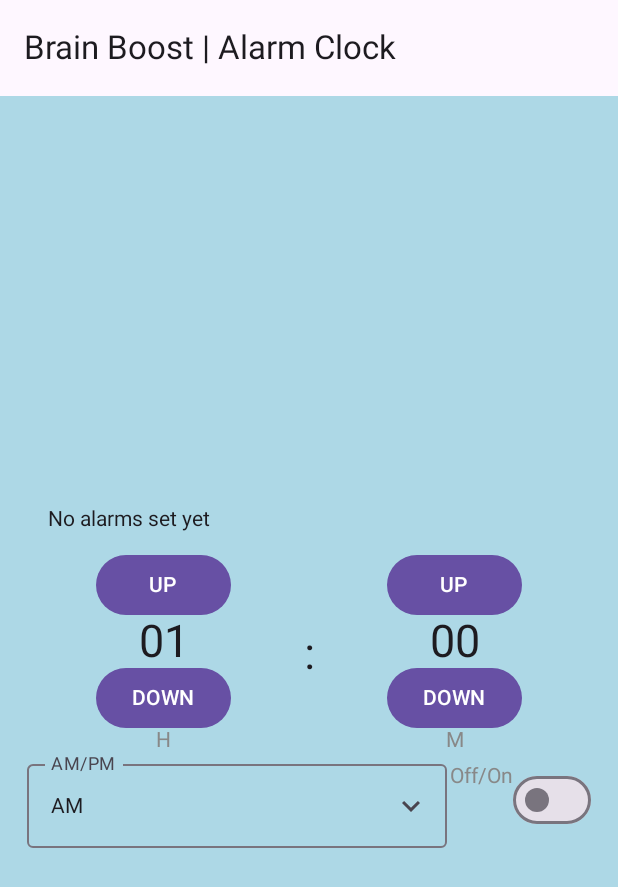
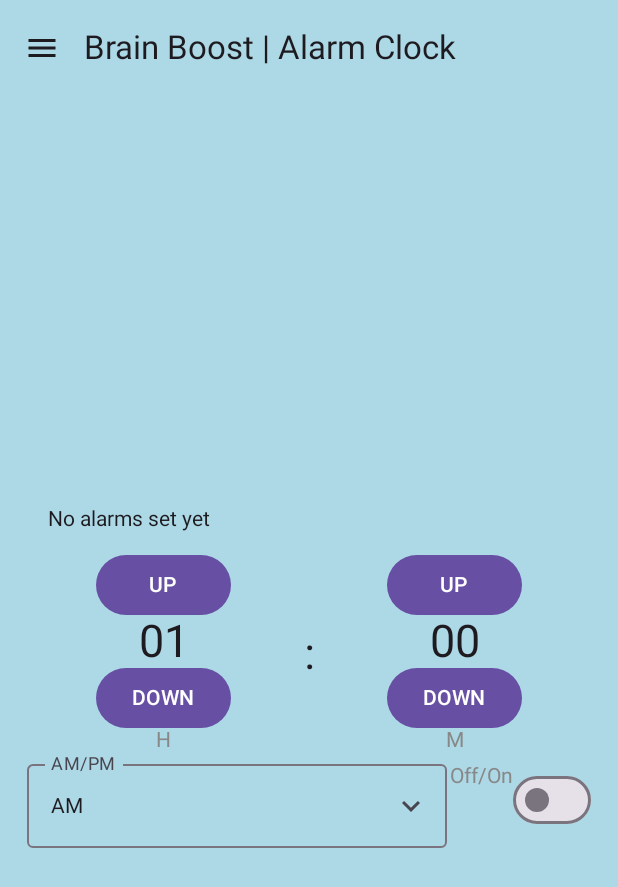
Before and after one commit to Brain-Boost/brain-boost, an Android app built with Jetpack Compose: the AlarmClock screen opened directly, with no data from a screen before it, on a phone screen of 412 x 824 dp. Shown: the top 887 px of the screen. Run offline under Robolectric (Android 15) with nearby library versions, the phone set to English and light mode, and no system bars; our stand-ins replace Room's generated code, livedata-compose.

Commit message:
Working Navigation Drawer UI. Working buttons next.

```diff
--- a/app/src/main/java/com/example/brainboost/AlarmPage.kt
+++ b/app/src/main/java/com/example/brainboost/AlarmPage.kt
@@ -15,6 +15,7 @@
 import androidx.compose.foundation.background
 import androidx.compose.foundation.clickable
 import androidx.compose.foundation.layout.Arrangement
+import androidx.compose.foundation.layout.Box
 import androidx.compose.foundation.layout.Column
 import androidx.compose.foundation.layout.PaddingValues
 import androidx.compose.foundation.layout.Row
@@ -24,13 +25,17 @@
 import androidx.compose.foundation.layout.padding
 import androidx.compose.foundation.layout.size
 import androidx.compose.material.icons.Icons
+import androidx.compose.material.icons.filled.Home
 import androidx.compose.material.icons.filled.KeyboardArrowDown
 import androidx.compose.material.icons.filled.KeyboardArrowUp
+import androidx.compose.material.icons.filled.Menu
 import androidx.compose.material3.Button
+import androidx.compose.material3.DrawerState
 import androidx.compose.material3.DropdownMenu
 import androidx.compose.material3.DropdownMenuItem
 import androidx.compose.material3.ExperimentalMaterial3Api
 import androidx.compose.material3.Icon
+import androidx.compose.material3.IconButton
 import androidx.compose.material3.MaterialTheme
 import androidx.compose.material3.OutlinedTextField
 import androidx.compose.material3.Scaffold
@@ -43,6 +48,7 @@
 import androidx.compose.runtime.livedata.observeAsState
 import androidx.compose.runtime.mutableStateOf
 import androidx.compose.runtime.remember
+import androidx.compose.runtime.rememberCoroutineScope
 import androidx.compose.runtime.setValue
 import androidx.compose.ui.Alignment
 import androidx.compose.ui.Modifier
@@ -53,9 +59,13 @@
 import androidx.compose.ui.unit.dp
 import androidx.compose.ui.unit.sp
 import com.example.brainboost.database.entities.Alarm
+import com.example.brainboost.nav.FlexibleDrawer
+import com.example.brainboost.nav.NavigationItem
 import com.example.brainboost.ringer.AlarmReceiver
 import com.example.brainboost.ringer.AlarmRing
 import com.example.brainboost.ringer.AlarmViewModel
+import com.example.brainboost.ui.theme.Colors
+import kotlinx.coroutines.launch
 
 
 class AlarmClock : ComponentActivity() {
@@ -64,12 +74,51 @@
 
     override fun onCreate(savedInstanceState: Bundle?) {
         super.onCreate(savedInstanceState)
+        setContent {
+            val items = listOf(
+                NavigationItem("Home", Icons.Filled.Home),
+                // Add other items here...
+            )
+            val selectedItem = items.first()  // Logic to determine the selected item
 
-        setContent {
-            // AlarmClockApp() // Assuming you'll use this in the final version
-            AlarmClockDisplay(alarmViewModel)
+            FlexibleDrawer(items, selectedItem, onItemSelect = { item ->
+                // Handle item selection
+            }) { drawerState ->
+                AlarmContent(drawerState)
+            }
+        }
+    }
 
-        }
+    @OptIn(ExperimentalMaterial3Api::class)
+    @Composable
+    fun AlarmContent(drawerState: DrawerState) {
+        val coroutineScope = rememberCoroutineScope()
+
+        Scaffold(
+            topBar = {
+                TopAppBar(
+                    title = { Text("Brain Boost | Alarm Clock") },
+                    navigationIcon = {
+                        IconButton(onClick = {
+                            coroutineScope.launch {
+                                drawerState.open() // Open the drawer
+                            }
+                        }) {
+                            Icon(Icons.Filled.Menu, contentDescription = "Menu")
+                        }
+                    },
+                    colors = TopAppBarDefaults.topAppBarColors(
+                        containerColor = Colors.lightBlueBackground // Set your desired color here
+                    )
+                )
+            },
+            content = { innerPadding ->
+                Box(modifier = Modifier.padding(innerPadding)) {
+                    // Your existing UI elements, positioned inside the Box
+                    AlarmClockDisplay(alarmViewModel)
+                }
+            }
+        )
     }
 
 
@@ -89,43 +138,6 @@
     //lightBlue color code
     private val lightBlue = Color(0xFFADD8E6)
 
-    @OptIn(ExperimentalMaterial3Api::class)
-    @Composable
-    fun AlarmClockApp() {
-        MaterialTheme {
-            Scaffold(
-                topBar = {
-                    TopAppBar(title = {
-                        Text(
-                            "Brain Boost | Alarm Clock",
-                            color = Color.Black
-                        )
-                    }, colors = TopAppBarDefaults.topAppBarColors(containerColor = lightBlue))
-                },
-                content = { padding ->
-                    AlarmTopLabel(padding)
-                },
-                containerColor = lightBlue
-            )
-        }
-    }
-
-
-    @Composable
-    fun AlarmTopLabel(padding: PaddingValues) {
-        Column(
-            modifier = Modifier
-                .padding(padding)
-                .fillMaxSize()
-                .padding(16.dp),
-            horizontalAlignment = Alignment.CenterHorizontally,
-            verticalArrangement = Arrangement.Bottom
-        ) {
-            Text("Alarm Clock!", fontSize = 32.sp, modifier = Modifier.padding(bottom = 16.dp))
-            // AlarmInputForm(alarmViewModel)
-        }
-    }
-
 
 // This function sets the layout and is able to display 3 alarms at once.
 // At this point it has the ability to display 1 alarm, and I will implement
@@ -143,15 +155,10 @@
         var mCheckedState by remember { mutableStateOf(false) }
 
 
-        Scaffold(
-            topBar = {
-                TopAppBar(title = { Text("Brain Boost | Alarm Clock") })
-            }
-        ) { paddingValues ->
+
             Column(
                 modifier = Modifier
                     .background(lightBlue)
-                    .padding(paddingValues)
                     .fillMaxSize()
                     .padding(16.dp)
             ) {
@@ -334,7 +341,7 @@
             }
         } ?: Text("No alarms set yet", modifier = Modifier.padding(16.dp))
     }
-}
+
 
 private fun deleteLatestAlarm(context: Context, alarm: Alarm, alarmViewModel: AlarmViewModel) {
 
--- /dev/null
+++ b/app/src/main/java/com/example/brainboost/nav/DrawerUtils.kt
@@ -0,0 +1,92 @@
+package com.example.brainboost.nav
+
+import androidx.compose.foundation.background
+import androidx.compose.foundation.layout.*
+import androidx.compose.foundation.clickable
+import androidx.compose.material.icons.Icons
+import androidx.compose.material.icons.filled.Home
+import androidx.compose.material3.*
+import androidx.compose.runtime.Composable
+import androidx.compose.ui.Modifier
+import androidx.compose.ui.unit.dp
+import androidx.compose.material3.Icon
+import androidx.compose.material3.Text
+import androidx.compose.ui.Alignment
+import androidx.compose.runtime.*
+import androidx.compose.ui.graphics.Color
+import androidx.compose.ui.platform.LocalConfiguration
+import androidx.compose.ui.platform.LocalDensity
+import com.example.brainboost.ui.theme.Colors
+import kotlinx.coroutines.launch
+
+
+@Composable
+fun FlexibleDrawer(
+    items: List<NavigationItem>,
+    selectedItem: NavigationItem,
+    onItemSelect: (NavigationItem) -> Unit,
+    content: @Composable (DrawerState) -> Unit
+) {
+    // Create the drawer state here
+    val drawerState = rememberDrawerState(DrawerValue.Closed)
+    val coroutineScope = rememberCoroutineScope()
+
+    ModalNavigationDrawer(
+        drawerState = drawerState,
+        drawerContent = {
+            // Use a Box with a specified width for the drawer content
+            Box(
+                modifier = Modifier
+                    .background(Colors.lightBlue)
+                    .fillMaxHeight()
+                    .width(with(LocalDensity.current) { LocalConfiguration.current.screenWidthDp.dp / 2 })
+            ) {
+                // Your drawer content
+                DrawerContent(items, selectedItem, onItemSelect)
+            }
+        },
+        content = {
+            content(drawerState)
+        }
+    )
+}
+
+
+
+@OptIn(ExperimentalMaterial3Api::class)
+@Composable
+fun DrawerContent(
+    items: List<NavigationItem>,
+    selectedItem: NavigationItem,
+    onItemSelect: (NavigationItem) -> Unit
+) {
+    Column(modifier = Modifier.padding(16.dp)) {
+        items.forEach { item ->
+            val isSelected = item == selectedItem
+            val textStyle = if (isSelected) MaterialTheme.typography.bodyLarge else MaterialTheme.typography.bodyMedium
+            val iconColor = if (isSelected) MaterialTheme.colorScheme.primary else MaterialTheme.colorScheme.onSurfaceVariant
+
+            Row(modifier = Modifier
+                .fillMaxWidth()
+                .padding(8.dp)
+                .clickable { onItemSelect(item) },
+                verticalAlignment = Alignment.CenterVertically
+            ) {
+                Icon(
+                    imageVector = item.icon,
+                    contentDescription = null,
+                    tint = iconColor
+                )
+                Spacer(modifier = Modifier.width(16.dp))
+                Text(
+                    text = item.title,
+                    style = textStyle
+                )
+                item.badgeCount?.let {
+                    Spacer(modifier = Modifier.weight(1f))
+                    Badge { Text(it.toString()) }
+                }
+            }
+        }
+    }
+}
--- /dev/null
+++ b/app/src/main/java/com/example/brainboost/nav/NavigationItem.kt
@@ -0,0 +1,9 @@
+package com.example.brainboost.nav
+
+import androidx.compose.ui.graphics.vector.ImageVector
+
+data class NavigationItem(
+    val title: String,
+    val icon: ImageVector,
+    val badgeCount: Int? = null
+)
--- a/settings.gradle.kts
+++ b/settings.gradle.kts
@@ -13,5 +13,5 @@
     }
 }
 
-rootProject.name = "BrainBoost"
+rootProject.name = "brainboost"
 include(":app")
```
Also changed, not shown: app/src/main/java/com/example/brainboost/HomePage.kt (+92 -27 lines), 1 other file.
